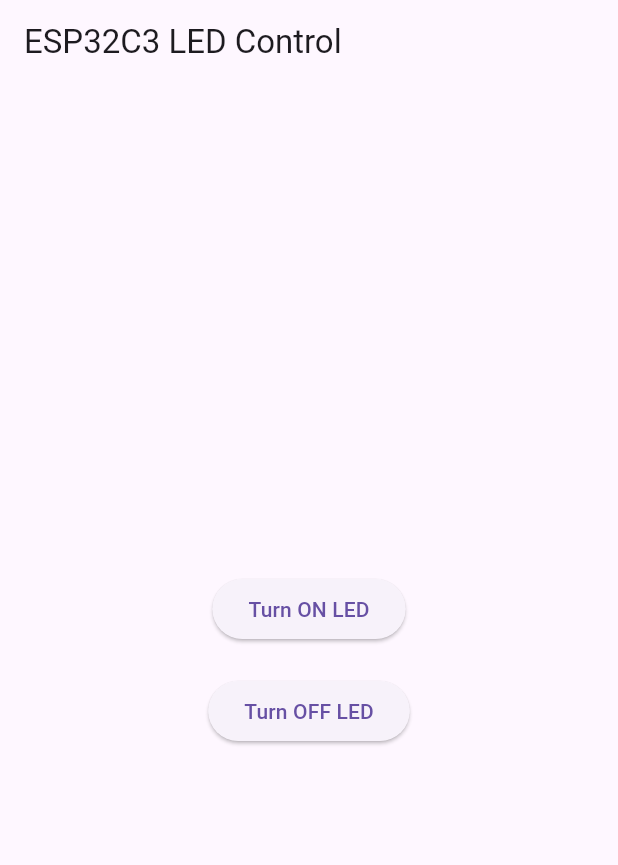
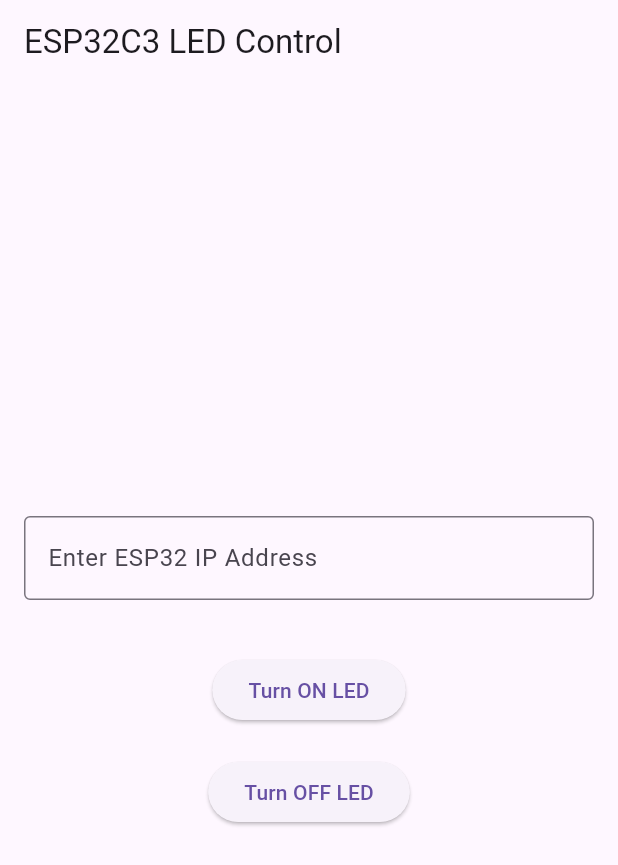
Before and after one commit to vs11official/led_controller, a Flutter app: the screen it shows after launch, after a tap on "Turn ON LED", on a phone screen of 412 x 824 dp. Shown: the top 865 px of the screen. Run offline on Flutter 3.47's test engine with Material 3 defaults, Android fonts, the phone set to English and light mode, and no system bars.

Commit message:
proto_type

```diff
--- a/lib/main.dart
+++ b/lib/main.dart
@@ -22,23 +22,32 @@ class LEDControlHomePage extends StatefulWidget {
 }
 
 class _LEDControlHomePageState extends State<LEDControlHomePage> {
-  final String esp32Url = 'http://10.0.1.66'; // Replace with your ESP32 IP
+  final TextEditingController _ipController = TextEditingController();
+  String? esp32Url;
 
   Future<void> _turnOnLED() async {
+    if (esp32Url != null) {
       final response = await http.get(Uri.parse('$esp32Url/led/on'));
       if (response.statusCode == 200) {
         print('LED Turned ON');
       } else {
         print('Failed to turn on LED');
       }
+    } else {
+      print('Please enter the IP address first.');
+    }
   }
 
   Future<void> _turnOffLED() async {
+    if (esp32Url != null) {
       final response = await http.get(Uri.parse('$esp32Url/led/off'));
       if (response.statusCode == 200) {
         print('LED Turned OFF');
       } else {
         print('Failed to turn off LED');
+      }
+    } else {
+      print('Please enter the IP address first.');
     }
   }
 
@@ -52,6 +61,22 @@ class _LEDControlHomePageState extends State<LEDControlHomePage> {
         child: Column(
           mainAxisAlignment: MainAxisAlignment.center,
           children: <Widget>[
+            Padding(
+              padding: const EdgeInsets.all(16.0),
+              child: TextField(
+                controller: _ipController,
+                decoration: InputDecoration(
+                  border: OutlineInputBorder(),
+                  labelText: 'Enter ESP32 IP Address',
+                ),
+                onChanged: (value) {
+                  setState(() {
+                    esp32Url = 'http://$value'; // Set the entered IP address
+                  });
+                },
+              ),
+            ),
+            SizedBox(height: 20),
             ElevatedButton(
               onPressed: _turnOnLED,
               child: Text('Turn ON LED'),
```
Lines whose indentation alone changed are shown as unchanged.
